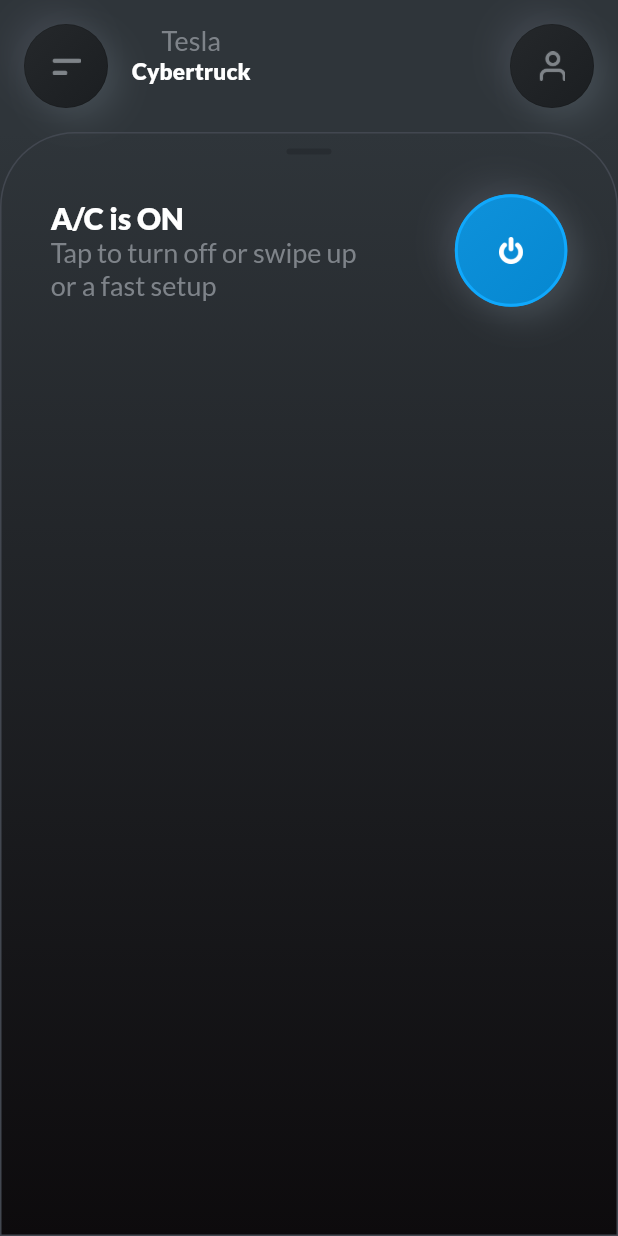
After one commit to AmirmahdiNourkazemi/Tesla_app, a Flutter app: the DetailScreen screen opened directly, on a phone screen of 412 x 824 dp. The commit adds this screen. Run offline on Flutter 3.47's test engine with Material 2 defaults, Android fonts, the phone set to English and light mode, and no system bars; our stand-ins replace animate_do, flutter_neumorphic_plus, google_fonts, page_transition.

Commit message:
make detail page

```diff
--- /dev/null
+++ b/lib/presentation/detail/detail.dart
@@ -0,0 +1,173 @@
+import 'package:animate_do/animate_do.dart';
+import 'package:flutter/material.dart';
+import 'package:flutter_neumorphic_plus/flutter_neumorphic.dart';
+
+import '../../colors.dart';
+import '../welcome/widget/NeumorphicButton.dart';
+
+class DetailScreen extends StatefulWidget {
+  const DetailScreen({super.key});
+
+  @override
+  State<DetailScreen> createState() => _DetailScreenState();
+}
+
+class _DetailScreenState extends State<DetailScreen> {
+  @override
+  Widget build(BuildContext context) {
+    return Scaffold(
+      appBar: NeumorphicAppBar(
+        color: AppColors.appBarBackgroundColor,
+        title: FadeInDown(child: titleAppBar(context)),
+        actions: [personAppBar(context)],
+        leading: menueAppBar(context),
+      ),
+      body: Container(
+        decoration: const BoxDecoration(
+          gradient: LinearGradient(
+            begin: Alignment.topCenter,
+            end: Alignment.bottomCenter,
+            colors: [
+              Color(0xFF2F353A),
+              Color(0xff0D0B0D),
+            ],
+          ),
+        ),
+        child: FadeInUp(
+          child: Container(
+            decoration: BoxDecoration(
+              borderRadius: const BorderRadius.only(
+                topLeft: Radius.circular(50),
+                topRight: Radius.circular(50),
+              ),
+              gradient: const LinearGradient(
+                begin: Alignment.topCenter,
+                end: Alignment.bottomCenter,
+                colors: [
+                  Color(0xFF2F353A),
+                  Color(0xff0D0B0D),
+                ],
+              ),
+              border: Border.all(
+                width: 1,
+                color: AppColors.neumorphicShadowDarkColorEmboss,
+              ),
+            ),
+            child: ListView(
+              children: [
+                indicator(),
+                Row(
+                  mainAxisAlignment: MainAxisAlignment.spaceAround,
+                  crossAxisAlignment: CrossAxisAlignment.center,
+                  children: [
+                    Padding(
+                      padding: const EdgeInsets.symmetric(vertical: 20),
+                      child: Column(
+                        crossAxisAlignment: CrossAxisAlignment.start,
+                        mainAxisAlignment: MainAxisAlignment.start,
+                        children: [
+                          Text(
+                            'A/C is ON',
+                            style: Theme.of(context).textTheme.bodyMedium,
+                          ),
+                          Text(
+                            'Tap to turn off or swipe up\for a fast setup',
+                            style: Theme.of(context).textTheme.displaySmall,
+                          ),
+                        ],
+                      ),
+                    ),
+                    SizedBox(
+                      width: 75,
+                      child: buildNeumorphicButton(
+                        path: 'assets/images/power.png',
+                        onPressed: () {},
+                        borerWidth: 2,
+                        scale: 0.3,
+                        color: AppColors.neumorphicBackgroundColorbtnBlue,
+                        borderColor: AppColors.neumorphicBorderColorBtnBlue,
+                      ),
+                    ),
+                  ],
+                ),
+              ],
+            ),
+          ),
+        ),
+      ),
+    );
+  }
+
+  Padding indicator() {
+    return Padding(
+      padding: const EdgeInsets.symmetric(horizontal: 190, vertical: 10),
+      child: Container(
+        width: 2,
+        height: 4,
+        decoration: ShapeDecoration(
+          color: AppColors.neumorphicBorderColor,
+          shape: RoundedRectangleBorder(
+            borderRadius: BorderRadius.circular(20),
+          ),
+        ),
+      ),
+    );
+  }
+
+  Widget personAppBar(BuildContext context) {
+    return Padding(
+      padding: const EdgeInsets.symmetric(horizontal: 0),
+      child: SizedBox(
+        // width: 90,
+        child: FadeInDown(
+          child: buildNeumorphicButton(
+            path: 'assets/images/person.png',
+            onPressed: () {
+              //  print('object');
+            },
+            borerWidth: 0.6,
+            scale: 0.5,
+            color: AppColors.neumorphicBackgroundColor,
+            borderColor: AppColors.neumorphicBorderColor,
+          ),
+        ),
+      ),
+    );
+  }
+
+  Column titleAppBar(BuildContext context) {
+    return Column(
+      children: [
+        Text(
+          'Tesla',
+          style: Theme.of(context).textTheme.displaySmall,
+        ),
+        Text(
+          'Cybertruck',
+          style: Theme.of(context).textTheme.titleSmall,
+        ),
+      ],
+    );
+  }
+
+  Widget menueAppBar(BuildContext context) {
+    return Padding(
+      padding: const EdgeInsets.symmetric(horizontal: 0),
+      child: SizedBox(
+        // width: 90,
+        child: FadeInDown(
+          child: buildNeumorphicButton(
+            path: 'assets/images/menu.png',
+            onPressed: () {
+              Navigator.of(context).pop();
+            },
+            borerWidth: 0.6,
+            scale: 0.5,
+            color: AppColors.neumorphicBackgroundColor,
+            borderColor: AppColors.neumorphicBorderColor,
+          ),
+        ),
+      ),
+    );
+  }
+}
--- a/lib/presentation/welcome/welcome_screen.dart
+++ b/lib/presentation/welcome/welcome_screen.dart
@@ -2,9 +2,11 @@
 import 'package:flutter/material.dart';
 import 'package:flutter_neumorphic_plus/flutter_neumorphic.dart';
 import 'package:google_fonts/google_fonts.dart';
+import 'package:page_transition/page_transition.dart';
 import 'package:tesla_app/colors.dart';
 import 'package:tesla_app/presentation/welcome/widget/NeumorphicButton.dart';
 
+import '../detail/detail.dart';
 import 'widget/InfoBtn.dart';
 
 class WelcomeScreen extends StatefulWidget {
@@ -244,14 +246,19 @@
           SizedBox(
             width: 75,
             child: buildNeumorphicButton(
-              path: 'assets/images/lock.png',
+              path: 'assets/images/power.png',
               onPressed: () {
-                // setState(() {
-                //   isLocked = !isLocked; // Toggle the lock state
-                // });
+                Navigator.push(
+                    context,
+                    PageTransition(
+                        duration: const Duration(milliseconds: 400),
+                        type: PageTransitionType.bottomToTopPop,
+                        child: const DetailScreen(),
+                        childCurrent: WelcomeScreen(),
+                        isIos: true));
               },
               borerWidth: 2,
-              scale: 0.9,
+              scale: 0.3,
               color: AppColors.neumorphicBackgroundColorbtnBlue,
               borderColor: AppColors.neumorphicBorderColorBtnBlue,
             ),
--- a/pubspec.yaml
+++ b/pubspec.yaml
@@ -38,6 +38,7 @@
   flutter_neumorphic_plus: ^3.3.0
   google_fonts: ^6.1.0
   animate_do: ^3.0.2
+  page_transition: ^2.1.0
 
 dev_dependencies:
   flutter_test:
```
Also changed, not shown: assets/images/power.png (added), pubspec.lock.
